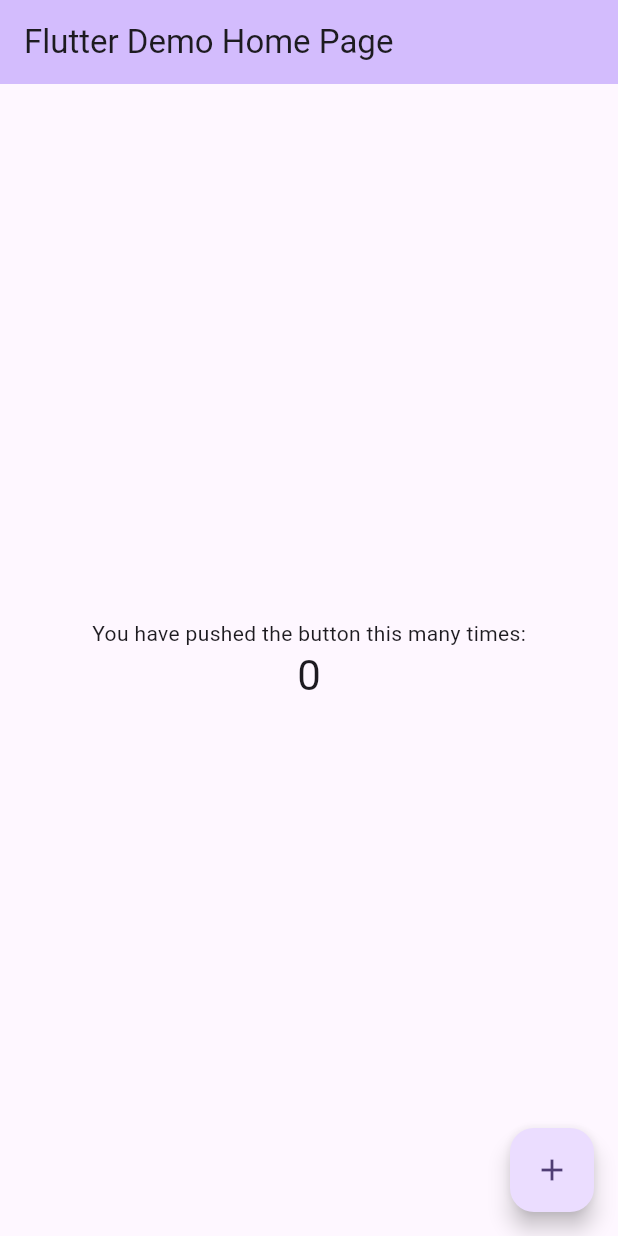
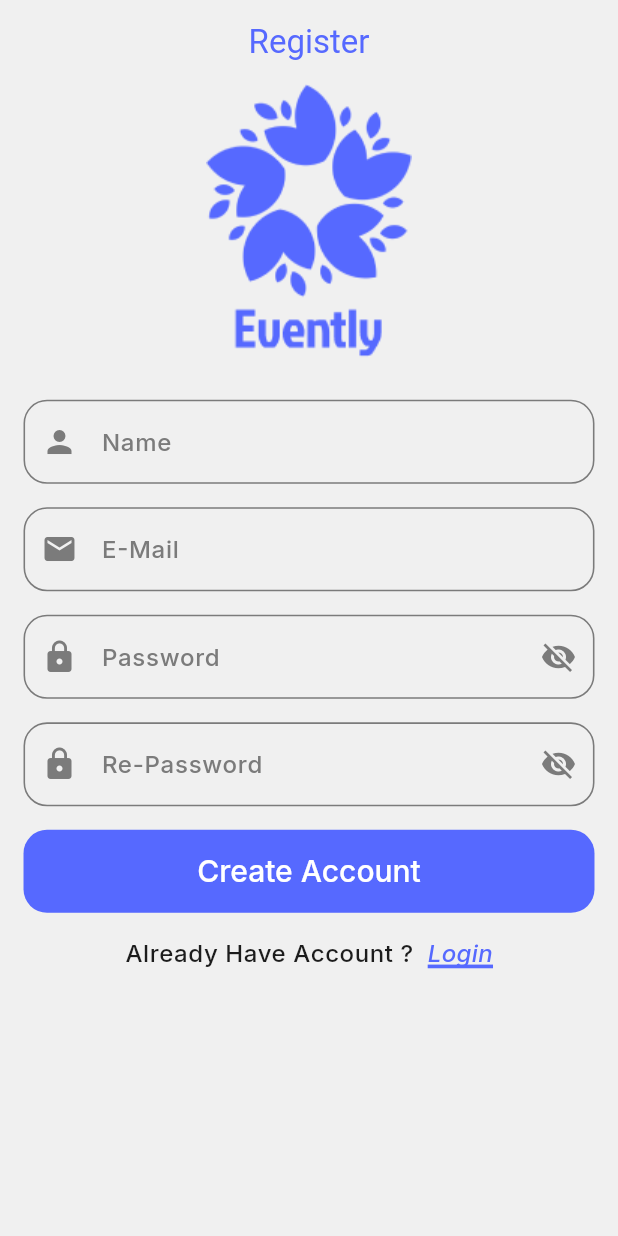
Before and after one commit to AlaaAlprol2003/Event_planning_app-flutter, a Flutter app: the screen it shows after launch, on a phone screen of 412 x 824 dp. Run offline on Flutter 3.47's test engine with Material 3 defaults, Android fonts, the phone set to English and light mode, and no system bars; our stand-ins replace flutter_screenutil, google_fonts.

Commit message:
finished register screen UI

```diff
--- /dev/null
+++ b/lib/config/theme/theme_manager.dart
@@ -0,0 +1,74 @@
+import 'package:evently_app/core/resources/colors_manager.dart';
+import 'package:flutter/material.dart';
+import 'package:flutter_screenutil/flutter_screenutil.dart';
+import 'package:google_fonts/google_fonts.dart';
+
+class ThemeManager {
+  Color? textColor;
+  static final ThemeData light = ThemeData(
+    scaffoldBackgroundColor: ColorsManager.whiteBlue,
+    appBarTheme: AppBarTheme(
+      backgroundColor: ColorsManager.whiteBlue,
+      titleTextStyle: GoogleFonts.roboto(
+        fontSize: 22,
+        fontWeight: FontWeight.w400,
+        color: ColorsManager.blue,
+      ),
+      centerTitle: true,
+    ),
+    inputDecorationTheme: InputDecorationTheme(
+      labelStyle: GoogleFonts.inter(
+        fontSize: 16,
+        fontWeight: FontWeight.w500,
+        color: ColorsManager.grey,
+      ),
+      enabledBorder: OutlineInputBorder(
+        borderRadius: BorderRadius.circular(16.r),
+        borderSide: BorderSide(color: ColorsManager.grey, width: 1.w),
+      ),
+      focusedBorder: OutlineInputBorder(
+        borderRadius: BorderRadius.circular(16.r),
+        borderSide: BorderSide(color: ColorsManager.blue, width: 1.w),
+      ),
+      errorBorder: OutlineInputBorder(
+        borderRadius: BorderRadius.circular(16.r),
+        borderSide: BorderSide(color: ColorsManager.red, width: 1.w),
+      ),
+      focusedErrorBorder: OutlineInputBorder(
+        borderRadius: BorderRadius.circular(16.r),
+        borderSide: BorderSide(color: ColorsManager.red, width: 1.w),
+      ),
+
+      border: OutlineInputBorder(
+        borderRadius: BorderRadius.circular(16.r),
+        borderSide: BorderSide(color: ColorsManager.red, width: 1.w),
+      ),
+      prefixIconColor: ColorsManager.grey,
+      suffixIconColor: ColorsManager.grey,
+    ),
+    filledButtonTheme: FilledButtonThemeData(
+      style: FilledButton.styleFrom(
+        padding: REdgeInsets.symmetric(vertical: 16),
+        backgroundColor: ColorsManager.blue,
+        foregroundColor: ColorsManager.white,
+        shape: RoundedRectangleBorder(
+          borderRadius: BorderRadiusGeometry.circular(16.r),
+        ),
+        textStyle: GoogleFonts.inter(
+        fontSize: 20,
+        fontWeight: FontWeight.w500,
+        color: ColorsManager.white,
+      ),
+      ),
+    ),
+    textTheme: TextTheme(
+      bodySmall: GoogleFonts.inter(
+        fontSize: 16,
+        fontWeight: FontWeight.w500,
+        color: ColorsManager.black1c,
+      ),
+
+    ),
+  );
+  static final ThemeData dark = ThemeData();
+}
--- /dev/null
+++ b/lib/core/resources/assets_manager.dart
@@ -0,0 +1,4 @@
+abstract class ImageAssets{
+  static const String base = "assets/images";
+  static const String eventlyLogo = "$base/evently_logo.png";
+}
--- /dev/null
+++ b/lib/core/resources/colors_manager.dart
@@ -0,0 +1,10 @@
+import 'package:flutter/material.dart';
+
+class ColorsManager {
+  static const Color grey = Color(0xFF7B7B7B);
+  static const Color blue = Color(0xFF5669FF);
+  static const Color white = Color(0xFFFFFFFF);
+  static const Color black1c = Color(0xFF1C1C1C);
+  static const Color whiteBlue = Color(0xFFF0F0F0);
+  static const Color red = Color(0xFFFF5659);
+}
--- /dev/null
+++ b/lib/core/routes_manager/routes_manager.dart
@@ -0,0 +1,25 @@
+// ignore_for_file: body_might_complete_normally_nullable
+
+import 'package:evently_app/features/auth/register/login/login.dart';
+import 'package:evently_app/features/auth/register/register.dart';
+import 'package:flutter/cupertino.dart';
+import 'package:flutter/widgets.dart';
+
+class RoutesManager {
+  static const  String register = "/register";
+  static const  String login = "/login";
+
+
+  static Route? router(RouteSettings settings){
+    switch(settings.name){
+      case register : {
+        return CupertinoPageRoute(builder: (context)=> Register());
+      }
+      case login :{
+        return CupertinoPageRoute(builder: (context)=> Login());
+      }
+    }
+
+  }
+
+}
--- /dev/null
+++ b/lib/core/widgets/custom_filled_button.dart
@@ -0,0 +1,18 @@
+import 'package:flutter/material.dart';
+
+class CustomFilledButton extends StatelessWidget {
+  const CustomFilledButton({
+    super.key,
+    required this.text,
+    required this.onpress,
+  });
+  final String text;
+  final VoidCallback onpress;
+  @override
+  Widget build(BuildContext context) {
+    return SizedBox(
+      width: double.infinity,
+      child: FilledButton(onPressed: onpress, child: Text(text)),
+    );
+  }
+}
--- /dev/null
+++ b/lib/core/widgets/custom_text_form_field.dart
@@ -0,0 +1,30 @@
+import 'package:flutter/material.dart';
+
+class CustomTextFormField extends StatelessWidget {
+  const CustomTextFormField({
+    super.key,
+    required this.labelTitle,
+    this.prefixIcon,
+    this.keyboardType = TextInputType.text,
+    this.suffixIcon,
+    this.isObscure = false
+  });
+  final String labelTitle;
+  final Widget? prefixIcon;
+  final TextInputType keyboardType;
+  final Widget? suffixIcon;
+  final bool isObscure;
+  @override
+  Widget build(BuildContext context) {
+    return TextFormField(
+      obscureText:isObscure ,
+      keyboardType: keyboardType,
+      decoration: InputDecoration(
+        prefixIcon: prefixIcon,
+        suffixIcon: suffixIcon,
+
+        labelText: labelTitle,
+      ),
+    );
+  }
+}
--- /dev/null
+++ b/lib/features/auth/register/login/login.dart
@@ -0,0 +1,10 @@
+import 'package:flutter/material.dart';
+
+class Login extends StatelessWidget {
+  const Login({super.key});
+
+  @override
+  Widget build(BuildContext context) {
+    return Scaffold();
+  }
+}
--- /dev/null
+++ b/lib/features/auth/register/register.dart
@@ -0,0 +1,112 @@
+import 'package:evently_app/core/resources/assets_manager.dart';
+import 'package:evently_app/core/resources/colors_manager.dart';
+import 'package:evently_app/core/widgets/custom_filled_button.dart';
+import 'package:evently_app/core/widgets/custom_text_form_field.dart';
+import 'package:flutter/material.dart';
+import 'package:flutter_screenutil/flutter_screenutil.dart';
+import 'package:google_fonts/google_fonts.dart';
+
+class Register extends StatefulWidget {
+  const Register({super.key});
+
+  @override
+  State<Register> createState() => _RegisterState();
+}
+
+class _RegisterState extends State<Register> {
+  bool isVisiblePassword = true;
+  bool isVisibleRePassword = true;
+  @override
+  Widget build(BuildContext context) {
+    return Scaffold(
+      resizeToAvoidBottomInset: false,
+      appBar: AppBar(title: Text("Register")),
+      body: Padding(
+        padding: REdgeInsets.symmetric(horizontal: 16,vertical:MediaQuery.of(context).viewInsets.top ),
+        child: SingleChildScrollView(
+          child: Column(
+            children: [
+              Image.asset(ImageAssets.eventlyLogo),
+              SizedBox(height: 24.h),
+              CustomTextFormField(
+                labelTitle: "Name",
+                prefixIcon: Icon(Icons.person),
+              ),
+              SizedBox(height: 16.h),
+              CustomTextFormField(
+                labelTitle: "E-Mail",
+                prefixIcon: Icon(Icons.email),
+                keyboardType: TextInputType.emailAddress,
+              ),
+              SizedBox(height: 16.h),
+              CustomTextFormField(
+                isObscure: isVisiblePassword,
+                labelTitle: "Password",
+                prefixIcon: Icon(Icons.lock),
+                suffixIcon: IconButton(
+                  onPressed: changePasswordVisibilityState,
+                  icon: Icon(
+                    isVisiblePassword ? Icons.visibility_off : Icons.visibility,
+                  ),
+                ),
+                keyboardType: TextInputType.visiblePassword,
+              ),
+              SizedBox(height: 16.h),
+              CustomTextFormField(
+                isObscure: isVisibleRePassword,
+                labelTitle: "Re-Password",
+                prefixIcon: Icon(Icons.lock),
+                suffixIcon: IconButton(
+                  onPressed: changeRePasswordVisibilityState,
+                  icon: Icon(
+                    isVisibleRePassword ? Icons.visibility_off : Icons.visibility,
+                  ),
+                ),
+                keyboardType: TextInputType.visiblePassword,
+              ),
+              SizedBox(height: 16.h),
+              CustomFilledButton(text: "Create Account", onpress: () {}),
+              SizedBox(height: 16.h),
+              Row(
+                mainAxisAlignment: MainAxisAlignment.center,
+                children: [
+                  Text(
+                    "Already Have Account ?  ",
+                    style: Theme.of(context).textTheme.bodySmall,
+                  ),
+                  GestureDetector(
+                    onTap: (){},
+                    child: Text(
+                      "Login",
+                      style: GoogleFonts.inter(
+                        fontSize: 16,
+                        fontWeight: FontWeight.w500,
+                        color: ColorsManager.blue,
+                        fontStyle: FontStyle.italic,
+                        decoration: TextDecoration.underline,
+                        decorationColor: ColorsManager.blue,
+                        decorationThickness: 2,
+                      ),
+                    ),
+                  ),
+                ],
+              ),
+            ],
+          ),
+        ),
+      ),
+    );
+  }
+
+  void changePasswordVisibilityState() {
+    setState(() {
+      isVisiblePassword = !isVisiblePassword;
+    });
+  }
+
+  void changeRePasswordVisibilityState() {
+    setState(() {
+      isVisibleRePassword = !isVisibleRePassword;
+    });
+  }
+}
--- a/lib/main.dart
+++ b/lib/main.dart
@@ -1,122 +1,30 @@
+import 'package:evently_app/config/theme/theme_manager.dart';
+import 'package:evently_app/core/routes_manager/routes_manager.dart';
 import 'package:flutter/material.dart';
+import 'package:flutter_screenutil/flutter_screenutil.dart';
 
 void main() {
-  runApp(const MyApp());
+  runApp(const Evently());
 }
 
-class MyApp extends StatelessWidget {
-  const MyApp({super.key});
+class Evently extends StatelessWidget {
+  const Evently({super.key});
 
-  // This widget is the root of your application.
   @override
   Widget build(BuildContext context) {
-    return MaterialApp(
-      title: 'Flutter Demo',
-      theme: ThemeData(
-        // This is the theme of your application.
-        //
-        // TRY THIS: Try running your application with "flutter run". You'll see
-        // the application has a purple toolbar. Then, without quitting the app,
-        // try changing the seedColor in the colorScheme below to Colors.green
-        // and then invoke "hot reload" (save your changes or press the "hot
-        // reload" button in a Flutter-supported IDE, or press "r" if you used
-        // the command line to start the app).
-        //
-        // Notice that the counter didn't reset back to zero; the application
-        // state is not lost during the reload. To reset the state, use hot
-        // restart instead.
-        //
-        // This works for code too, not just values: Most code changes can be
-        // tested with just a hot reload.
-        colorScheme: ColorScheme.fromSeed(seedColor: Colors.deepPurple),
+    return ScreenUtilInit(
+      designSize: Size(393, 841),
+      splitScreenMode: true,
+      minTextAdapt: true,
+      builder: (context, child) => MaterialApp(
+        debugShowCheckedModeBanner: false,
+        initialRoute: RoutesManager.register,
+        onGenerateRoute: RoutesManager.router,
+        theme: ThemeManager.light,
+        darkTheme: ThemeManager.dark,
+        themeMode: ThemeMode.light,
+        locale: Locale("en"),
       ),
-      home: const MyHomePage(title: 'Flutter Demo Home Page'),
     );
   }
 }
-
-class MyHomePage extends StatefulWidget {
-  const MyHomePage({super.key, required this.title});
-
-  // This widget is the home page of your application. It is stateful, meaning
-  // that it has a State object (defined below) that contains fields that affect
-  // how it looks.
-
-  // This class is the configuration for the state. It holds the values (in this
-  // case the title) provided by the parent (in this case the App widget) and
-  // used by the build method of the State. Fields in a Widget subclass are
-  // always marked "final".
-
-  final String title;
-
-  @override
-  State<MyHomePage> createState() => _MyHomePageState();
-}
-
-class _MyHomePageState extends State<MyHomePage> {
-  int _counter = 0;
-
-  void _incrementCounter() {
-    setState(() {
-      // This call to setState tells the Flutter framework that something has
-      // changed in this State, which causes it to rerun the build method below
-      // so that the display can reflect the updated values. If we changed
-      // _counter without calling setState(), then the build method would not be
-      // called again, and so nothing would appear to happen.
-      _counter++;
-    });
-  }
-
-  @override
-  Widget build(BuildContext context) {
-    // This method is rerun every time setState is called, for instance as done
-    // by the _incrementCounter method above.
-    //
-    // The Flutter framework has been optimized to make rerunning build methods
-    // fast, so that you can just rebuild anything that needs updating rather
-    // than having to individually change instances of widgets.
-    return Scaffold(
-      appBar: AppBar(
-        // TRY THIS: Try changing the color here to a specific color (to
-        // Colors.amber, perhaps?) and trigger a hot reload to see the AppBar
-        // change color while the other colors stay the same.
-        backgroundColor: Theme.of(context).colorScheme.inversePrimary,
-        // Here we take the value from the MyHomePage object that was created by
-        // the App.build method, and use it to set our appbar title.
-        title: Text(widget.title),
-      ),
-      body: Center(
-        // Center is a layout widget. It takes a single child and positions it
-        // in the middle of the parent.
-        child: Column(
-          // Column is also a layout widget. It takes a list of children and
-          // arranges them vertically. By default, it sizes itself to fit its
-          // children horizontally, and tries to be as tall as its parent.
-          //
-          // Column has various properties to control how it sizes itself and
-          // how it positions its children. Here we use mainAxisAlignment to
-          // center the children vertically; the main axis here is the vertical
-          // axis because Columns are vertical (the cross axis would be
-          // horizontal).
-          //
-          // TRY THIS: Invoke "debug painting" (choose the "Toggle Debug Paint"
-          // action in the IDE, or press "p" in the console), to see the
-          // wireframe for each widget.
-          mainAxisAlignment: MainAxisAlignment.center,
-          children: <Widget>[
-            const Text('You have pushed the button this many times:'),
-            Text(
-              '$_counter',
-              style: Theme.of(context).textTheme.headlineMedium,
-            ),
-          ],
-        ),
-      ),
-      floatingActionButton: FloatingActionButton(
-        onPressed: _incrementCounter,
-        tooltip: 'Increment',
-        child: const Icon(Icons.add),
-      ), // This trailing comma makes auto-formatting nicer for build methods.
-    );
-  }
-}
--- a/pubspec.yaml
+++ b/pubspec.yaml
@@ -34,6 +34,8 @@ dependencies:
   # The following adds the Cupertino Icons font to your application.
   # Use with the CupertinoIcons class for iOS style icons.
   cupertino_icons: ^1.0.8
+  flutter_screenutil: ^5.9.3
+  google_fonts: ^6.3.1
 
 dev_dependencies:
   flutter_test:
@@ -58,8 +60,8 @@ flutter:
   uses-material-design: true
 
   # To add assets to your application, add an assets section, like this:
-  # assets:
-  #   - images/a_dot_burr.jpeg
+  assets:
+    - assets/images/
   #   - images/a_dot_ham.jpeg
 
   # An image asset can refer to one or more resolution-specific "variants", see
```
Also changed, not shown: assets/images/2.0x/evently_logo@2x.png (added), assets/images/3.0x/evently_logo@3x.png (added), assets/images/evently_logo.png (added), pubspec.lock, 1 other file.
